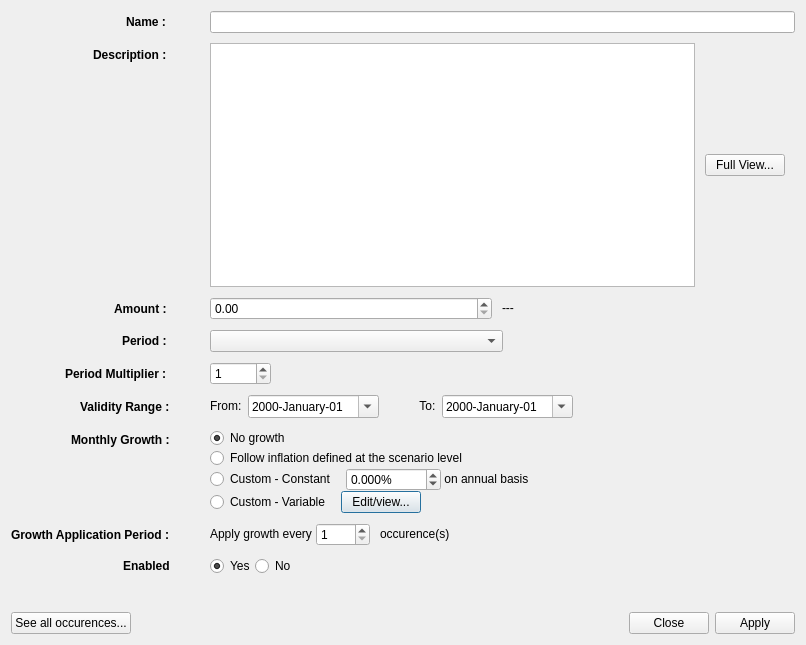
Before: the Qt Designer form editperiodicdialog.ui in redmoon1945/gbp, drawn with Qt 5.
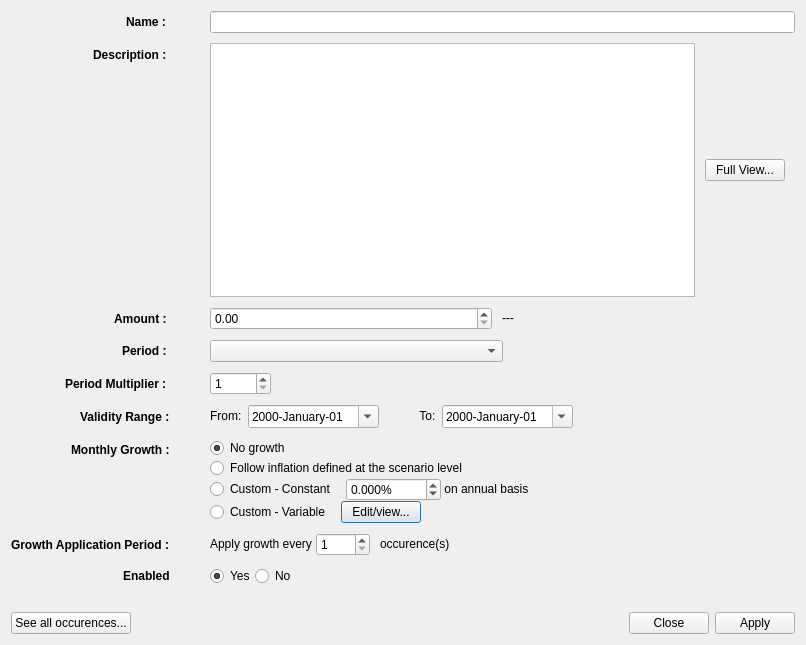
After: the same form once the commit is applied.

Commit message: * display today's date in botton startAmountLabel * timeout of 5 sec onn status bar message * change main and editscenario window size to 1250 x 700 * adjust layouts of some windows

The edit to the form file:
```diff
--- a/editperiodicdialog.ui
+++ b/editperiodicdialog.ui
@@ -319,7 +319,7 @@
             <date>
              <year>1999</year>
              <month>12</month>
-             <day>24</day>
+             <day>23</day>
             </date>
            </property>
            <property name="displayFormat">
@@ -384,7 +384,7 @@
             <date>
              <year>1999</year>
              <month>12</month>
-             <day>26</day>
+             <day>25</day>
             </date>
            </property>
            <property name="displayFormat">
@@ -849,7 +849,7 @@
        <property name="sizeHint" stdset="0">
         <size>
          <width>20</width>
-         <height>30</height>
+         <height>20</height>
         </size>
        </property>
       </spacer>
```
The commit also changes 6 other files.
